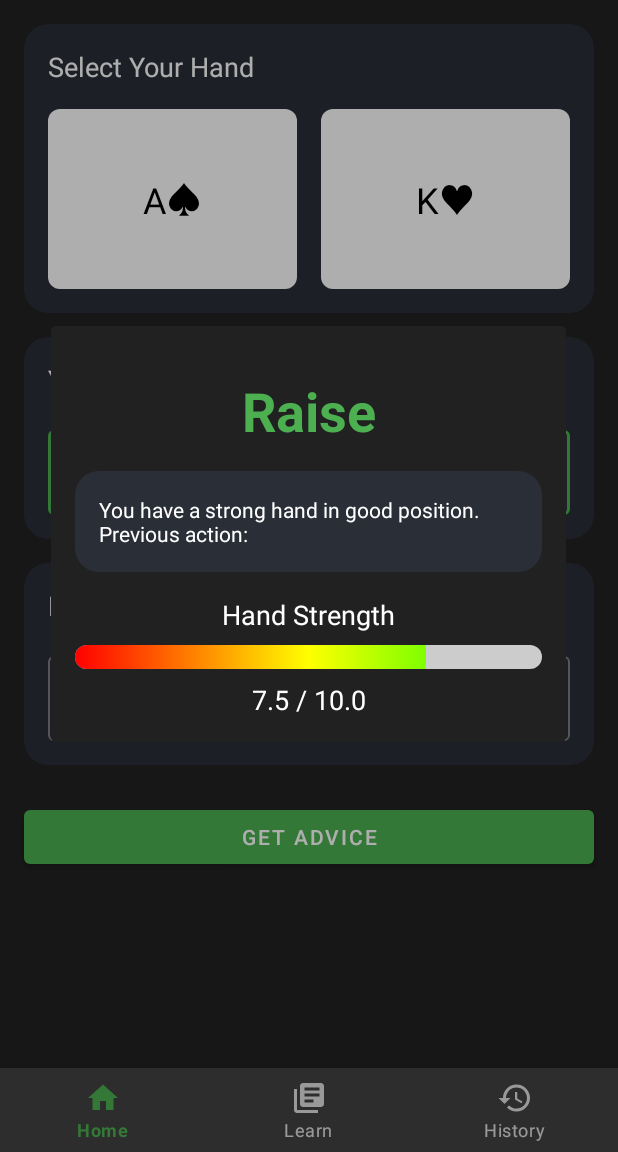
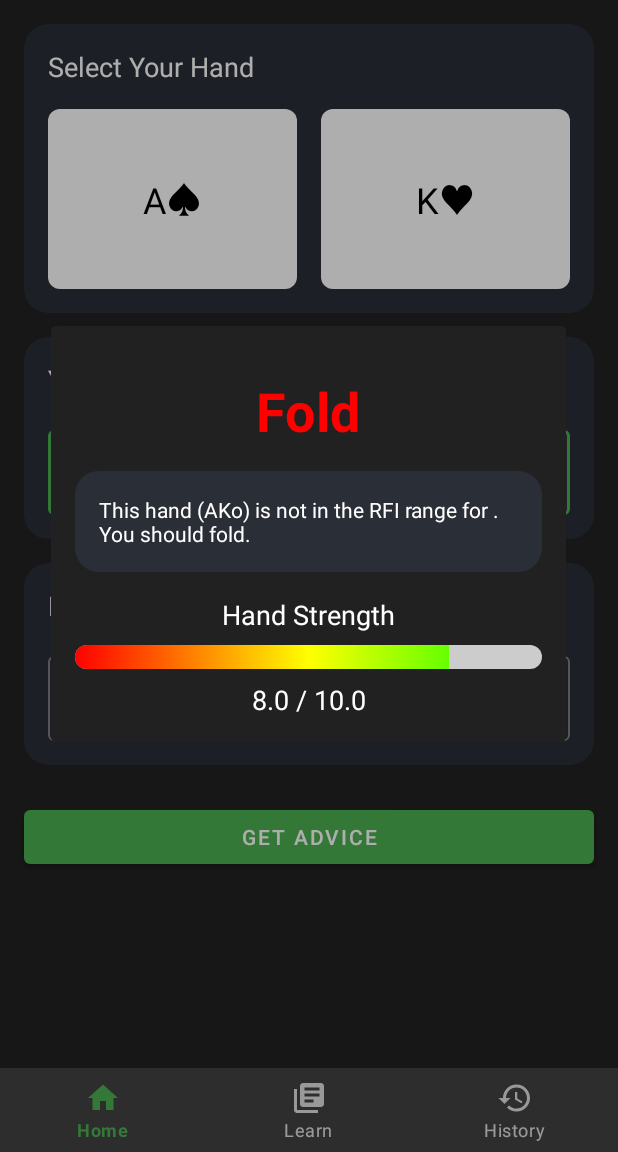
Before and after one commit to RyanLuo1/PreflopPal, an Android app: the screen it shows after launch (MainActivity), after a tap on "GET ADVICE", on a phone screen of 412 x 824 dp, the part 84-1236 px from its top. Run offline under Robolectric (Android 15) with nearby library versions, the phone set to English and light mode, and no system bars.

Commit message:
Extremely basic logic for RFI and Facing RFI for 6max positions.

```diff
--- /dev/null
+++ b/app/src/main/java/com/ryanluo/prefloppal/Facing_RFI_Ranges.kt
@@ -0,0 +1,94 @@
+package com.ryanluo.prefloppal
+
+object Facing_RFI_Ranges{
+
+    val POSITIONS = listOf("UTG", "MP", "CO", "BTN", "SB", "BB")
+
+    val FACING_RFI_RANGES = mapOf(
+        "MP" to mapOf(
+            "UTG" to Range(setOf(
+                "AA", "KK", "QQ", "JJ", "TT", "99", "88",
+                "AKs", "AQs", "AJs", "ATs", "KQs",
+                "AKo", "AQo"
+            ))
+        ),
+        "CO" to mapOf(
+            "UTG" to Range(setOf(
+                "AA", "KK", "QQ", "JJ", "TT", "99", "88", "77",
+                "AKs", "AQs", "AJs", "ATs", "A5s", "KQs", "KJs", "QJs",
+                "AKo", "AQo"
+            )),
+            "MP" to Range(setOf(
+                "AA", "KK", "QQ", "JJ", "TT", "99", "88", "77",
+                "AKs", "AQs", "AJs", "ATs", "A5s", "KQs", "KJs", "QJs",
+                "AKo", "AQo", "AJo"
+            ))
+        ),
+        "BTN" to mapOf(
+            "UTG" to Range(setOf(
+                "AA", "KK", "QQ", "JJ", "TT", "99", "88", "77", "66",
+                "AKs", "AQs", "AJs", "ATs", "A9s", "A5s", "A4s", "KQs", "KJs", "KTs", "QJs", "QTs", "JTs",
+                "AKo", "AQo", "AJo", "KQo"
+            )),
+            "MP" to Range(setOf(
+                "AA", "KK", "QQ", "JJ", "TT", "99", "88", "77", "66", "55",
+                "AKs", "AQs", "AJs", "ATs", "A9s", "A5s", "A4s", "KQs", "KJs", "KTs", "QJs", "QTs", "JTs", "T9s",
+                "AKo", "AQo", "AJo", "ATo", "KQo", "KJo"
+            )),
+            "CO" to Range(setOf(
+                "AA", "KK", "QQ", "JJ", "TT", "99", "88", "77", "66", "55",
+                "AKs", "AQs", "AJs", "ATs", "A9s", "A8s", "A7s", "A6s", "A5s", "A4s", "A3s", "KQs", "KJs", "KTs", "K9s", "QJs", "QTs", "Q9s", "JTs", "J9s", "T9s", "98s",
+                "AKo", "AQo", "AJo", "ATo", "A9o", "KQo", "KJo", "QJo"
+            ))
+        ),
+        "SB" to mapOf(
+            "UTG" to Range(setOf(
+                "AA", "KK", "QQ", "JJ", "TT", "99", "88", "77",
+                "AKs", "AQs", "AJs", "ATs", "A5s", "KQs", "KJs",
+                "AKo", "AQo"
+            )),
+            "MP" to Range(setOf(
+                "AA", "KK", "QQ", "JJ", "TT", "99", "88", "77", "66",
+                "AKs", "AQs", "AJs", "ATs", "A9s", "A5s", "KQs", "KJs", "QJs",
+                "AKo", "AQo", "AJo"
+            )),
+            "CO" to Range(setOf(
+                "AA", "KK", "QQ", "JJ", "TT", "99", "88", "77", "66", "55",
+                "AKs", "AQs", "AJs", "ATs", "A9s", "A8s", "A7s", "A6s", "A5s", "A4s", "KQs", "KJs", "KTs", "QJs", "QTs", "JTs",
+                "AKo", "AQo", "AJo", "ATo", "KQo", "KJo", "QJo"
+            )),
+            "BTN" to Range(setOf(
+                "AA", "KK", "QQ", "JJ", "TT", "99", "88", "77", "66", "55", "44",
+                "AKs", "AQs", "AJs", "ATs", "A9s", "A8s", "A7s", "A6s", "A5s", "A4s", "A3s", "A2s", "KQs", "KJs", "KTs", "K9s", "QJs", "QTs", "Q9s", "JTs", "J9s", "T9s", "98s", "87s",
+                "AKo", "AQo", "AJo", "ATo", "A9o", "A8o", "KQo", "KJo", "KTo", "QJo", "QTo", "JTo"
+            ))
+        ),
+        "BB" to mapOf(
+            "UTG" to Range(setOf(
+                "AA", "KK", "QQ", "JJ", "TT", "99", "88", "77", "66", "55", "44", "33", "22",
+                "AKs", "AQs", "AJs", "ATs", "A9s", "A8s", "A7s", "A6s", "A5s", "A4s", "A3s", "A2s", "KQs", "KJs", "KTs", "K9s", "K8s", "K7s", "K6s", "QJs", "QTs", "Q9s", "JTs", "J9s", "T9s", "98s", "87s", "76s", "65s",
+                "AKo", "AQo", "AJo", "ATo", "A9o", "A8o", "KQo", "KJo", "QJo"
+            )),
+            "MP" to Range(setOf(
+                "AA", "KK", "QQ", "JJ", "TT", "99", "88", "77", "66", "55", "44", "33", "22",
+                "AKs", "AQs", "AJs", "ATs", "A9s", "A8s", "A7s", "A6s", "A5s", "A4s", "A3s", "A2s", "KQs", "KJs", "KTs", "K9s", "K8s", "K7s", "K6s", "QJs", "QTs", "Q9s", "JTs", "J9s", "T9s", "98s", "87s", "76s", "65s", "54s",
+                "AKo", "AQo", "AJo", "ATo", "A9o", "A8o", "A7o", "KQo", "KJo", "KTo", "QJo", "QTo", "JTo"
+            )),
+            "CO" to Range(setOf(
+                "AA", "KK", "QQ", "JJ", "TT", "99", "88", "77", "66", "55", "44", "33", "22",
+                "AKs", "AQs", "AJs", "ATs", "A9s", "A8s", "A7s", "A6s", "A5s", "A4s", "A3s", "A2s", "KQs", "KJs", "KTs", "K9s", "K8s", "K7s", "K6s", "K5s", "QJs", "QTs", "Q9s", "Q8s", "JTs", "J9s", "J8s", "T9s", "T8s", "98s", "97s", "87s", "86s", "76s", "75s", "65s", "64s", "54s", "53s",
+                "AKo", "AQo", "AJo", "ATo", "A9o", "A8o", "A7o", "A6o", "A5o", "KQo", "KJo", "KTo", "K9o", "QJo", "QTo", "Q9o", "JTo", "J9o", "T9o"
+            )),
+            "BTN" to Range(setOf(
+                "AA", "KK", "QQ", "JJ", "TT", "99", "88", "77", "66", "55", "44", "33", "22",
+                "AKs", "AQs", "AJs", "ATs", "A9s", "A8s", "A7s", "A6s", "A5s", "A4s", "A3s", "A2s", "KQs", "KJs", "KTs", "K9s", "K8s", "K7s", "K6s", "K5s", "K4s", "K3s", "K2s", "QJs", "QTs", "Q9s", "Q8s", "Q7s", "Q6s", "Q5s", "JTs", "J9s", "J8s", "J7s", "T9s", "T8s", "T7s", "98s", "97s", "96s", "87s", "86s", "85s", "76s", "75s", "65s", "64s", "54s", "53s", "43s",
+                "AKo", "AQo", "AJo", "ATo", "A9o", "A8o", "A7o", "A6o", "A5o", "A4o", "A3o", "A2o", "KQo", "KJo", "KTo", "K9o", "K8o", "K7o", "QJo", "QTo", "Q9o", "Q8o", "JTo", "J9o", "J8o", "T9o", "98o", "87o"
+            )),
+            "SB" to Range(setOf(
+                "AA", "KK", "QQ", "JJ", "TT", "99", "88", "77", "66", "55", "44", "33", "22",
+                "AKs", "AQs", "AJs", "ATs", "A9s", "A8s", "A7s", "A6s", "A5s", "A4s", "A3s", "A2s", "KQs", "KJs", "KTs", "K9s", "K8s", "K7s", "K6s", "K5s", "K4s", "K3s", "K2s", "QJs", "QTs", "Q9s", "Q8s", "Q7s", "Q6s", "Q5s", "Q4s", "JTs", "J9s", "J8s", "J7s", "J6s", "T9s", "T8s", "T7s", "98s", "97s", "96s", "87s", "86s", "85s", "76s", "75s", "74s", "65s", "64s", "63s", "54s", "53s", "52s", "43s", "42s", "32s",
+                "AKo", "AQo", "AJo", "ATo", "A9o", "A8o", "A7o", "A6o", "A5o", "A4o", "A3o", "A2o", "KQo", "KJo", "KTo", "K9o", "K8o", "K7o", "K6o", "K5o", "QJo", "QTo", "Q9o", "Q8o", "Q7o", "JTo", "J9o", "J8o", "T9o", "98o", "87o", "76o"
+            ))
+        )
+    )
+}
--- a/app/src/main/java/com/ryanluo/prefloppal/MainActivity.kt
+++ b/app/src/main/java/com/ryanluo/prefloppal/MainActivity.kt
@@ -54,7 +54,7 @@ class MainActivity : AppCompatActivity() {
     }
 
     private fun setupPositionDropdown() {
-        val positions = listOf("UTG", "UTG+1", "UTG+2", "MP", "MP+1", "HJ", "CO", "BTN", "SB", "BB")
+        val positions = listOf("UTG", "MP", "CO", "BTN", "SB", "BB")
         val adapter = ArrayAdapter(this, R.layout.dropdown_item, positions)
         positionDropdown = findViewById(R.id.positionDropdown)
         positionDropdown.setAdapter(adapter)
@@ -70,8 +70,7 @@ class MainActivity : AppCompatActivity() {
 
         val suggestions = listOf(
             "UTG folds",
-            "UTG calls",
-            "UTG raises to 2 BB",
+            "UTG raises to 2.5 BB",
             "UTG all in"
         )
 
@@ -83,15 +82,18 @@ class MainActivity : AppCompatActivity() {
     private fun updatePreviousActionInput(selectedPosition: String) {
         when (selectedPosition) {
             "UTG" -> {
-                previousActionInput.setText("No previous action")
+                previousActionInput.setText("No action")
                 previousActionInput.isEnabled = false
-                previousActionInput.setAdapter(null)
+            }
+            "BB" -> {
+                previousActionInput.setText("")
+                previousActionInput.isEnabled = true
+                previousActionInput.hint = "Enter previous actions"
             }
             else -> {
                 previousActionInput.setText("")
                 previousActionInput.isEnabled = true
                 previousActionInput.hint = "Enter previous actions"
-                setupPreviousActionInput() // Re-setup suggestions for non-UTG positions
             }
         }
     }
@@ -115,9 +117,8 @@ class MainActivity : AppCompatActivity() {
     }
 
     private fun getAdviceAndStrength(card1: String, card2: String, position: String, previousAction: String): Triple<String, String, Double> {
-        // TODO: Implement your logic here to generate advice, explanation, and hand strength
-        // This is a placeholder implementation
-        return Triple("Raise", "You have a strong hand in good position. Previous action: $previousAction", 7.5)
+        val hand = Hand(Card(card1[0], card1[1]), Card(card2[0], card2[1]))
+        return PokerLogic.getAdvice(hand, position, previousAction)
     }
 
     private fun showAdvicePopup(advice: String, explanation: String, handStrength: Double) {
--- /dev/null
+++ b/app/src/main/java/com/ryanluo/prefloppal/PokerLogic.kt
@@ -0,0 +1,157 @@
+package com.ryanluo.prefloppal
+
+data class Card(val rank: Char, val suit: Char) {
+    override fun toString() = "$rank$suit"
+}
+
+data class Hand(val card1: Card, val card2: Card) {
+    val isSuited = card1.suit == card2.suit
+    val isPair = card1.rank == card2.rank
+
+    private val rankOrder = "AKQJT98765432"
+
+    fun toKey(): String {
+        val (highCard, lowCard) = if (rankOrder.indexOf(card1.rank) <= rankOrder.indexOf(card2.rank)) {
+            card1 to card2
+        } else {
+            card2 to card1
+        }
+
+        return when {
+            isPair -> "${highCard.rank}${lowCard.rank}"
+            isSuited -> "${highCard.rank}${lowCard.rank}s"
+            else -> "${highCard.rank}${lowCard.rank}o"
+        }
+    }
+}
+
+class Range(private val hands: Set<String>) {
+    fun contains(hand: Hand): Boolean {
+        return hands.contains(hand.toKey())
+    }
+}
+
+object PokerLogic {
+    private val POSITIONS = listOf("UTG", "MP", "CO", "BTN", "SB", "BB")
+
+    private val RFI_RANGES = RFI_Ranges.RFI_RANGES
+
+    private val FACING_RFI_RANGES = Facing_RFI_Ranges.FACING_RFI_RANGES
+
+    fun getAdvice(hand: Hand, position: String, previousAction: String?): Triple<String, String, Double> {
+        val handKey = hand.toKey()
+        val handStrength = calculateHandStrength(hand, position)
+
+        val actions = parsePreviousAction(previousAction ?: "")
+        val lastAction = actions.lastOrNull()
+
+        val advice: String
+        val explanation: String
+
+        when {
+            actions.isEmpty() || actions.all { it.second == "folds" } -> {
+                // RFI situation
+                if (position in RFI_RANGES && RFI_RANGES[position]?.contains(hand) == true) {
+                    advice = "Raise"
+                    explanation = "This hand ($handKey) is in the RFI range for $position. You should raise."
+                } else {
+                    advice = "Fold"
+                    explanation = "This hand ($handKey) is not in the RFI range for $position. You should fold."
+                }
+            }
+            lastAction?.second == "raises" -> {
+                // Facing a raise
+                val raiserPosition = lastAction.first
+                if (position in FACING_RFI_RANGES &&
+                    raiserPosition in FACING_RFI_RANGES[position]!! &&
+                    FACING_RFI_RANGES[position]!![raiserPosition]?.contains(hand) == true) {
+                    advice = "Call/3-Bet"
+                    explanation = "This hand ($handKey) is in the calling/3-betting range against a raise from $raiserPosition when you're in $position."
+                } else {
+                    advice = "Fold"
+                    explanation = "This hand ($handKey) is not in the calling/3-betting range against a raise from $raiserPosition when you're in $position."
+                }
+            }
+            else -> {
+                // For any other action (like calls, checks), we'll use a conservative approach
+                advice = "Fold"
+                explanation = "For complex scenarios, it's often safest to fold unless you're very confident. Consider the actions: ${actions.joinToString(", ") { "${it.first} ${it.second}" }}."
+            }
+        }
+
+        return Triple(advice, explanation, handStrength)
+    }
+
+    private fun parsePreviousAction(previousAction: String): List<Pair<String, String>> {
+        if (previousAction.isBlank() || previousAction.lowercase() == "no action") {
+            return emptyList()
+        }
+
+        val actions = previousAction.split(Regex("[,.]")).map { it.trim().lowercase() }
+        val positionMap = mapOf(
+            "utg" to "UTG", "utg+1" to "UTG", "utg+2" to "UTG",
+            "mp" to "MP", "mp+1" to "MP", "hj" to "MP", "lj" to "MP",
+            "co" to "CO", "btn" to "BTN", "sb" to "SB", "bb" to "BB"
+        )
+        val actionKeywords = mapOf(
+            "folds" to "folds",
+            "fold" to "folds",
+            "raises" to "raises",
+            "raise" to "raises",
+            "calls" to "calls",
+            "call" to "calls",
+            "checks" to "checks",
+            "check" to "checks"
+        )
+
+        return actions.mapNotNull { action ->
+            val words = action.split("\\s+".toRegex())
+            var position: String? = null
+            var actionType: String? = null
+
+            for (word in words) {
+                if (position == null) {
+                    position = positionMap[word]
+                }
+                if (actionType == null) {
+                    actionType = actionKeywords[word]
+                }
+                if (position != null && actionType != null) {
+                    return@mapNotNull Pair(position, actionType)
+                }
+            }
+            null
+        }
+    }
+
+    private fun calculateHandStrength(hand: Hand, position: String): Double {
+        val baseStrength = when {
+            hand.isPair -> when (hand.card1.rank) {
+                'A' -> 10.0
+                'K' -> 9.0
+                'Q' -> 8.0
+                'J' -> 7.0
+                'T' -> 6.0
+                in '9'..'2' -> 5.0
+                else -> 0.0
+            }
+            hand.isSuited && hand.card1.rank in "AK" && hand.card2.rank in "AK" -> 9.0
+            hand.card1.rank in "AK" && hand.card2.rank in "AK" -> 8.0
+            hand.isSuited && hand.card1.rank in "AK" -> 7.0
+            hand.card1.rank in "AK" -> 6.0
+            hand.isSuited -> 5.0
+            else -> 4.0
+        }
+
+        val positionBonus = when (position) {
+            "BTN", "CO" -> 1.0
+            "MP" -> 0.5
+            "UTG" -> 0.0
+            "SB" -> -0.5
+            "BB" -> -1.0
+            else -> 0.0
+        }
+
+        return (baseStrength + positionBonus).coerceIn(0.0, 10.0)
+    }
+}
--- /dev/null
+++ b/app/src/main/java/com/ryanluo/prefloppal/RFI_Ranges.kt
@@ -0,0 +1,63 @@
+package com.ryanluo.prefloppal
+
+object RFI_Ranges{
+
+    val POSITIONS = listOf("UTG", "MP", "CO", "BTN", "SB", "BB")
+
+    val RFI_RANGES = mapOf(
+        "UTG" to Range(setOf(
+            "AA", "KK", "QQ", "JJ", "TT", "99", "88", "77",
+            "AKs", "AQs", "AJs", "ATs", "A9s", "A8s", "A7s", "A6s", "A5s",
+            "KQs", "KJs", "KTs", "QJs", "QTs", "JTs",
+            "AKo", "AQo", "AJo", "KQo"
+        )),
+        "MP" to Range(setOf(
+            "AA", "KK", "QQ", "JJ", "TT", "99", "88", "77", "66",
+            "AKs", "AQs", "AJs", "ATs", "A9s", "A8s", "A7s", "A6s", "A5s", "A4s",
+            "KQs", "KJs", "KTs", "K9s", "QJs", "QTs", "JTs", "T9s",
+            "AKo", "AQo", "AJo", "ATo", "KQo", "KJo"
+        )),
+        "CO" to Range(setOf(
+            "AA", "KK", "QQ", "JJ", "TT", "99", "88", "77", "66", "55", "44",
+            "AKs", "AQs", "AJs", "ATs", "A9s", "A8s", "A7s", "A6s", "A5s", "A4s", "A3s", "A2s",
+            "KQs", "KJs", "KTs", "K9s", "K8s", "QJs", "QTs", "Q9s", "JTs", "J9s", "T9s", "98s", "87s",
+            "AKo", "AQo", "AJo", "ATo", "A9o", "KQo", "KJo", "QJo"
+        )),
+        "BTN" to Range(setOf(
+            "AA", "KK", "QQ", "JJ", "TT", "99", "88", "77", "66", "55", "44", "33", "22",
+            "AKs", "AQs", "AJs", "ATs", "A9s", "A8s", "A7s", "A6s", "A5s", "A4s", "A3s", "A2s",
+            "KQs", "KJs", "KTs", "K9s", "K8s", "K7s", "K6s", "K5s", "K4s", "K3s", "K2s",
+            "QJs", "QTs", "Q9s", "Q8s", "Q7s", "Q6s", "Q5s",
+            "JTs", "J9s", "J8s", "J7s", "T9s", "T8s", "98s", "97s", "87s", "86s", "76s", "65s",
+            "AKo", "AQo", "AJo", "ATo", "A9o", "A8o", "A7o", "A6o", "A5o",
+            "KQo", "KJo", "KTo", "QJo", "QTo", "JTo"
+        )),
+        "SB" to Range(setOf(
+            "AA", "KK", "QQ", "JJ", "TT", "99", "88", "77", "66", "55", "44", "33", "22",
+            "AKs", "AQs", "AJs", "ATs", "A9s", "A8s", "A7s", "A6s", "A5s", "A4s", "A3s", "A2s",
+            "KQs", "KJs", "KTs", "K9s", "K8s", "K7s", "K6s", "K5s", "K4s", "K3s", "K2s",
+            "QJs", "QTs", "Q9s", "Q8s", "Q7s", "Q6s", "Q5s", "Q4s",
+            "JTs", "J9s", "J8s", "J7s", "T9s", "T8s", "98s", "97s", "87s", "86s", "76s", "65s", "54s",
+            "AKo", "AQo", "AJo", "ATo", "A9o", "A8o", "A7o", "A6o", "A5o", "A4o",
+            "KQo", "KJo", "KTo", "K9o", "QJo", "QTo", "JTo"
+        )),
+        "BB" to Range(setOf(
+            "AA", "KK", "QQ", "JJ", "TT", "99", "88", "77", "66", "55", "44", "33", "22",
+            "AKs", "AQs", "AJs", "ATs", "A9s", "A8s", "A7s", "A6s", "A5s", "A4s", "A3s", "A2s",
+            "KQs", "KJs", "KTs", "K9s", "K8s", "K7s", "K6s", "K5s", "K4s", "K3s", "K2s",
+            "QJs", "QTs", "Q9s", "Q8s", "Q7s", "Q6s",
+            "JTs", "J9s", "J8s",
+            "T9s", "T8s",
+            "98s", "97s",
+            "87s", "86s",
+            "76s", "75s",
+            "65s", "64s",
+            "54s", "53s",
+            "43s",
+            "AKo", "AQo", "AJo", "ATo", "A9o", "A8o", "A7o", "A6o", "A5o",
+            "KQo", "KJo", "KTo",
+            "QJo", "QTo",
+            "JTo"
+        ))
+    )
+}
```
